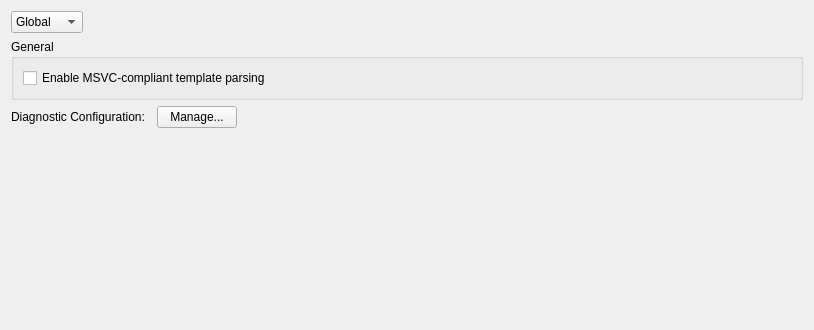
First picture: the form in src/plugins/clangcodemodel/clangprojectsettingswidget.ui, repository qt-creator/qt-creator, before the edit.
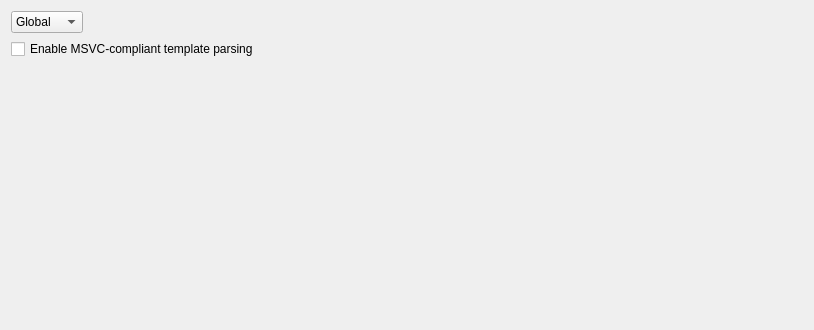
Second picture: the form after the edit. Custom widgets are drawn as their Qt base class.

Commit message:
CppTools: Merge diagnostic selection widgets together
QComboBox, QLabel and QPushButton are always used
together. Therefore it makes sense to put them in one
custom widget.

What changed in the file:
```diff
--- a/src/plugins/clangcodemodel/clangprojectsettingswidget.ui
+++ b/src/plugins/clangcodemodel/clangprojectsettingswidget.ui
@@ -35,18 +35,6 @@
     </widget>
    </item>
    <item>
-    <widget class="QGroupBox" name="generalConfigurationGroupBox">
-     <property name="sizePolicy">
-      <sizepolicy hsizetype="Preferred" vsizetype="Minimum">
-       <horstretch>0</horstretch>
-       <verstretch>0</verstretch>
-      </sizepolicy>
-     </property>
-     <property name="title">
-      <string>General</string>
-     </property>
-     <layout class="QVBoxLayout" name="verticalLayout_3">
-      <item>
        <widget class="QCheckBox" name="delayedTemplateParse">
         <property name="toolTip">
          <string>Parse templates in a MSVC-compliant way. This helps to parse headers for example from Active Template Library (ATL) or Windows Runtime Library (WRL).
@@ -57,42 +45,8 @@
         </property>
        </widget>
       </item>
-     </layout>
-    </widget>
-   </item>
-   <item>
-    <layout class="QHBoxLayout" name="clangDiagnosticsLayout">
-     <item>
-      <widget class="QLabel" name="clangDiagnosticsLabel">
-       <property name="text">
-        <string>Diagnostic Configuration:</string>
-       </property>
-      </widget>
-     </item>
      <item>
       <widget class="CppTools::ClangDiagnosticConfigsSelectionWidget" name="clangDiagnosticConfigsSelectionWidget" native="true"/>
-     </item>
-     <item>
-      <widget class="QPushButton" name="manageButton">
-       <property name="text">
-        <string>Manage...</string>
-       </property>
-      </widget>
-     </item>
-     <item>
-      <spacer name="horizontalSpacer">
-       <property name="orientation">
-        <enum>Qt::Horizontal</enum>
-       </property>
-       <property name="sizeHint" stdset="0">
-        <size>
-         <width>40</width>
-         <height>20</height>
-        </size>
-       </property>
-      </spacer>
-     </item>
-    </layout>
    </item>
    <item>
     <spacer name="verticalSpacer">
```
Lines whose indentation alone changed are shown as unchanged. The commit also changes 9 other files.
